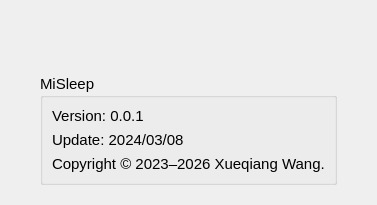
Before: the Qt Designer form src/misleep/gui/uis/about.ui in BryanWang0702/MiSleep, drawn with Qt 5.
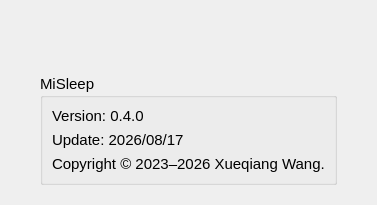
After: the same form once the commit is applied. Icons and pictures are not drawn.

```diff
--- a/src/misleep/gui/uis/about.ui
+++ b/src/misleep/gui/uis/about.ui
@@ -58,14 +58,14 @@
       <item>
        <widget class="QLabel" name="VersionLabel">
         <property name="text">
-         <string>Version: 0.0.1</string>
+         <string>Version: 0.4.0</string>
         </property>
        </widget>
       </item>
       <item>
        <widget class="QLabel" name="UpdateLabel">
         <property name="text">
-         <string>Update: 2024/03/08</string>
+         <string>Update: 2026/08/17</string>
         </property>
        </widget>
       </item>
```
